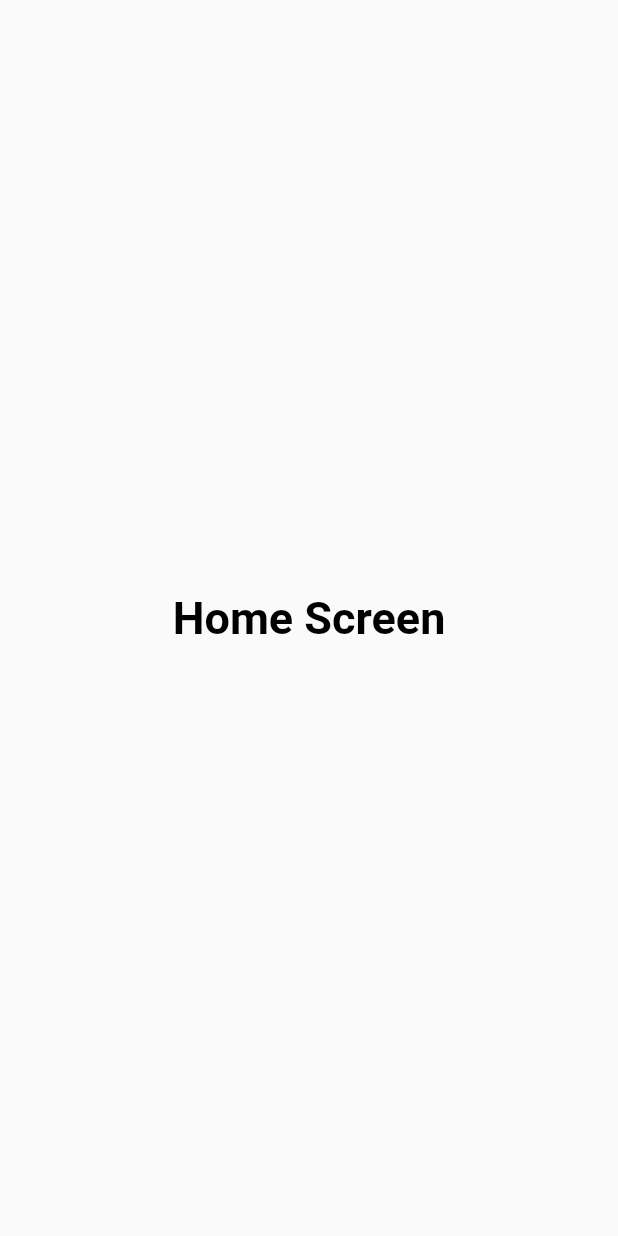
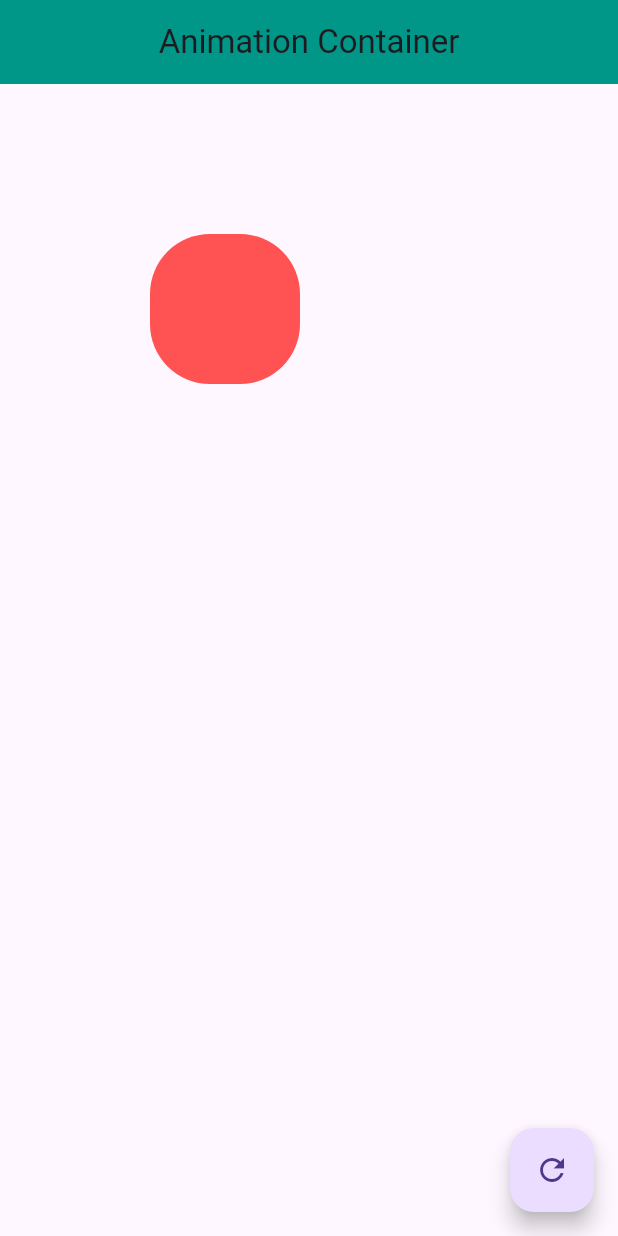
Before and after one commit to AhmadXZaib/shoxy, a Flutter app: the screen it shows after launch, on a phone screen of 412 x 824 dp. Run offline on Flutter 3.47's test engine with Material 2 defaults, Android fonts, the light colour scheme and no system bars.

Commit message:
position and enamination container

```diff
--- /dev/null
+++ b/lib/ahmad/screens/03_home_screen1/home_screen.dart
@@ -0,0 +1,57 @@
+import 'dart:math';
+
+import 'package:flutter/material.dart';
+
+class HomeScreen1 extends StatefulWidget {
+  const HomeScreen1({super.key});
+
+  @override
+  State<HomeScreen1> createState() => _HomeScreen1State();
+}
+
+class _HomeScreen1State extends State<HomeScreen1> {
+  double height = 100;
+  double wigth = 100;
+  Color color = Colors.redAccent;
+  BorderRadiusGeometry radiusGeometry =
+      const BorderRadius.all(Radius.circular(40));
+  @override
+  Widget build(BuildContext context) {
+    return Scaffold(
+      appBar: AppBar(
+        title: const Text('Animation Container'),
+        backgroundColor: Colors.teal,
+        centerTitle: true,
+      ),
+      body: Stack(children: [
+        AnimatedPositioned(
+          top: height,
+          left: wigth,
+          duration: const Duration(milliseconds: 300),
+          child: AnimatedContainer(
+            height: height,
+            width: wigth,
+            decoration:
+                BoxDecoration(color: color, borderRadius: radiusGeometry),
+            duration: const Duration(milliseconds: 400),
+          ),
+        ),
+      ]),
+      floatingActionButton: FloatingActionButton(
+        onPressed: () {
+          final random = Random();
+          height = random.nextInt(300).toDouble();
+          wigth = random.nextInt(300).toDouble();
+
+          color = Color.fromRGBO(
+              random.nextInt(256), random.nextInt(256), random.nextInt(256), 1);
+          radiusGeometry =
+              BorderRadius.circular(random.nextInt(100).toDouble());
+
+          setState(() {});
+        },
+        child: const Icon(Icons.refresh),
+      ),
+    );
+  }
+}
--- /dev/null
+++ b/lib/ahmad/utils/all_constant1.dart
@@ -0,0 +1 @@
+export 'package:shoxy/ahmad/widgets/app_text1.dart';
--- a/lib/main.dart
+++ b/lib/main.dart
@@ -1,4 +1,5 @@
 import 'package:flutter/material.dart';
+import 'package:shoxy/ahmad/screens/01_splash_screen1/splash_screen1.dart';
 import 'package:shoxy/ubaid/screens/01_splash_screen/splash_screen.dart';
 
 void main() {
@@ -14,18 +15,10 @@ class MyApp extends StatelessWidget {
     return MaterialApp(
       title: 'Shoxy',
       theme: ThemeData(
-        // This is the theme of your application.
-        //
-        // Try running your application with "flutter run". You'll see the
-        // application has a blue toolbar. Then, without quitting the app, try
-        // changing the primarySwatch below to Colors.green and then invoke
-        // "hot reload" (press "r" in the console where you ran "flutter run",
-        // or simply save your changes to "hot reload" in a Flutter IDE).
-        // Notice that the counter didn't reset back to zero; the application
-        // is not restarted.
+        useMaterial3: true,
         primarySwatch: Colors.blue,
       ),
-      home: const SplashScreen(),
+      home: const SplashScreen1(),
     );
   }
 }
```
Also changed, not shown: lib/ahmad/screens/01_splash_screen1/splash_screen1.dart (added, +60 -0 lines), lib/ahmad/screens/02_login_screen1/login_screen1.dart (added, +25 -0 lines), lib/ahmad/utils/app_color1.dart (added, +8 -0 lines), lib/ahmad/widgets/app_text1.dart (added, +28 -0 lines), lib/ubaid/screens/01_splash_screen/splash_screen.dart (+60 -12 lines), lib/ahmad/utils/constant.dart (added), 1 other file.
